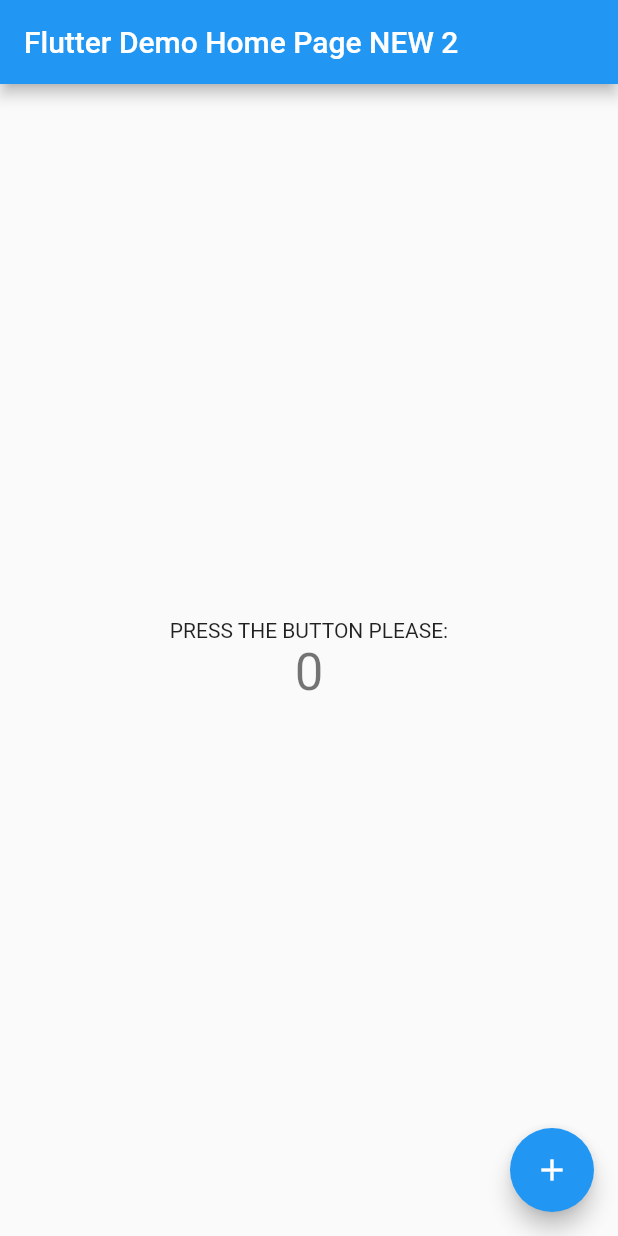
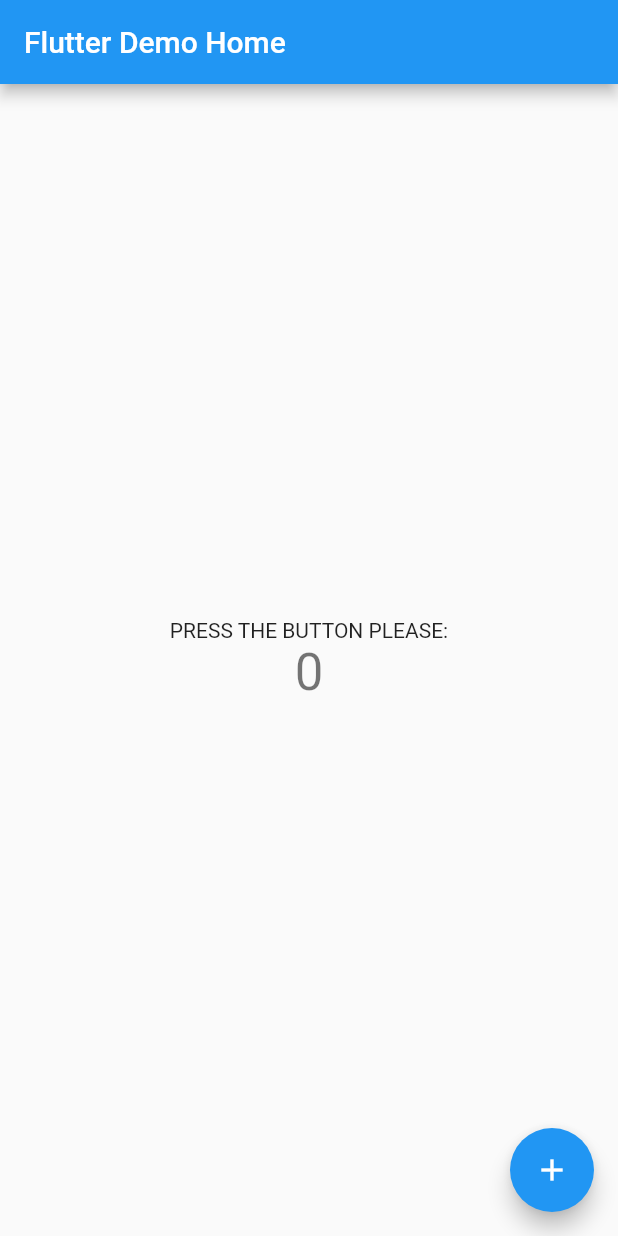
Before and after one commit to sergescout/fluttertest, a Flutter app: the screen it shows after launch, on a phone screen of 412 x 824 dp. Run offline on Flutter 3.47's test engine with Material 2 defaults, Android fonts, the phone set to English and light mode, and no system bars.

Commit message:
Update main.dart

```diff
--- a/lib/main.dart
+++ b/lib/main.dart
@@ -22,7 +22,7 @@ class MyApp extends StatelessWidget {
         // is not restarted.
         primarySwatch: Colors.blue,
       ),
-      home: MyHomePage(title: 'Flutter Demo Home Page NEW 2'),
+      home: MyHomePage(title: 'Flutter Demo Home'),
     );
   }
 }
```
